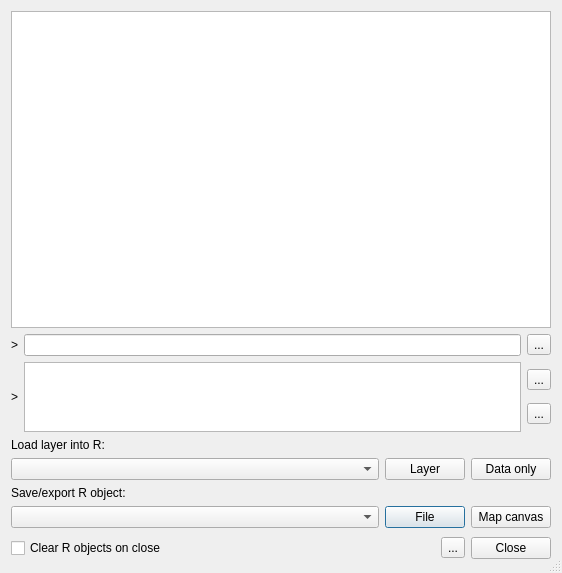
Qt form trunk/frmManageR.ui (wioota/ftools-qgis) before a commit.
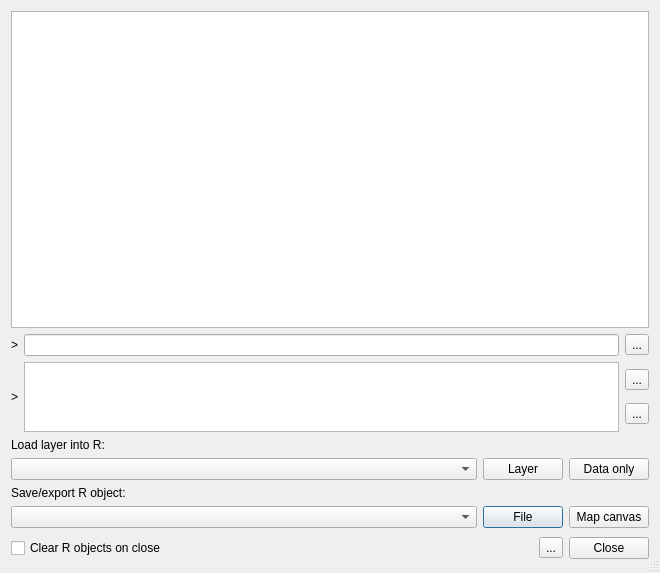
The same form after that commit.

```diff
--- a/trunk/frmManageR.ui
+++ b/trunk/frmManageR.ui
@@ -8,7 +8,7 @@
    <rect>
     <x>0</x>
     <y>0</y>
-    <width>562</width>
+    <width>660</width>
     <height>573</height>
    </rect>
   </property>
```
Left out of the diff: 2 changed lines with no effect on the pictures.
